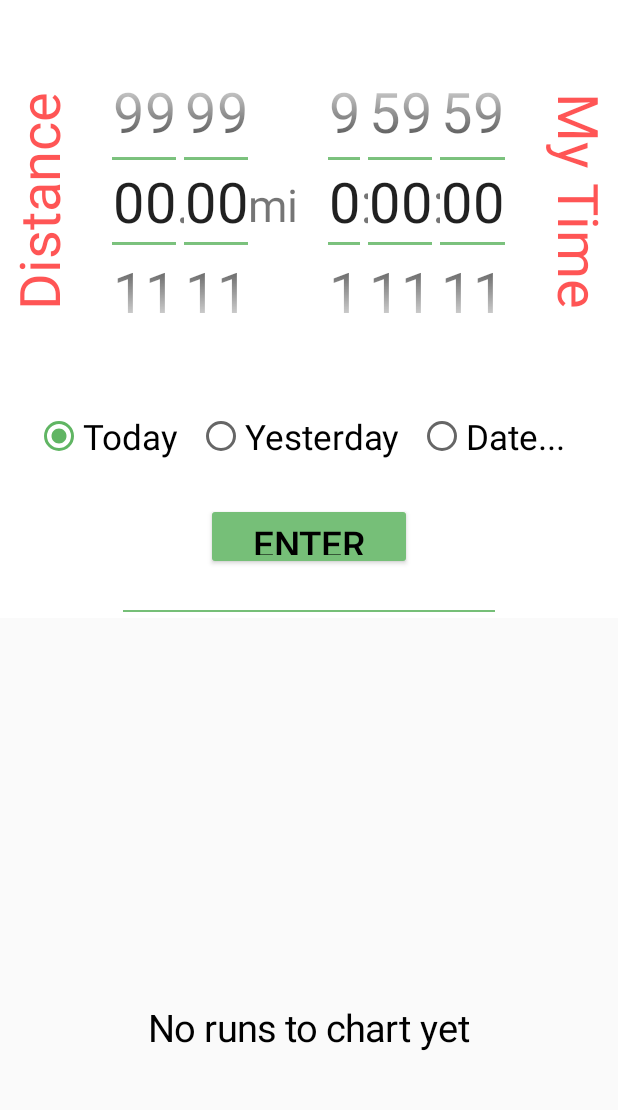
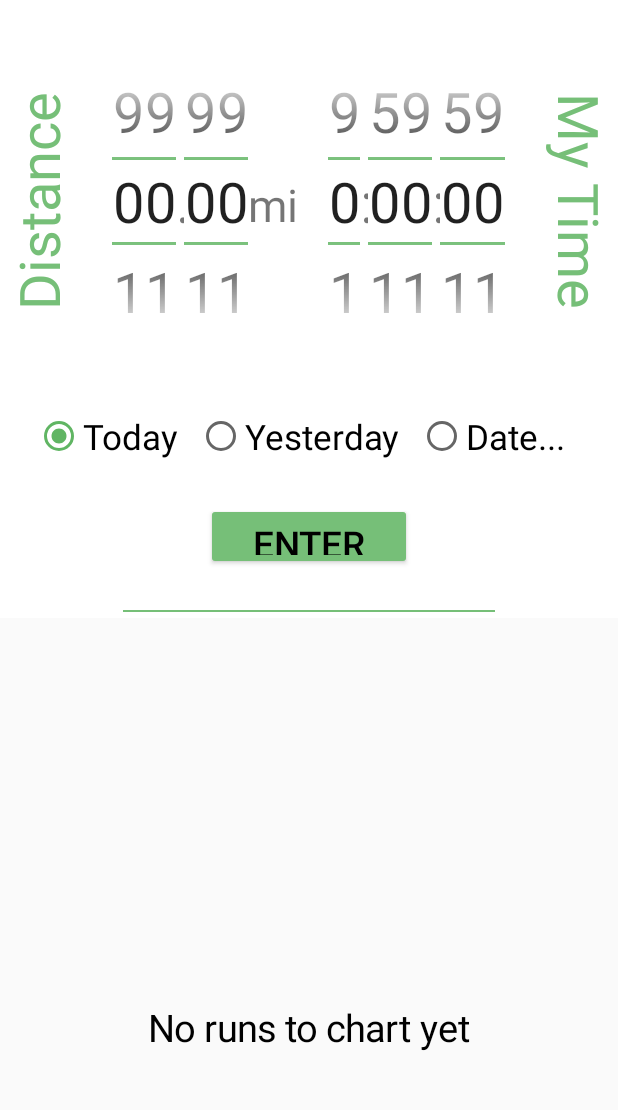
Before and after one commit to goodkode/SimpleRunTracker, an Android app: the screen it shows after launch (MainActivity), on a phone screen of 412 x 824 dp, the part 84-1194 px from its top. Run offline under Robolectric (Android 15) with nearby library versions, the phone set to English and light mode, and no system bars.

Commit message:
changed to green text

```diff
--- a/app/src/main/java/net/takoli/simpleruntracker/VerticalTextView.java
+++ b/app/src/main/java/net/takoli/simpleruntracker/VerticalTextView.java
@@ -9,9 +9,11 @@ import android.widget.TextView;
 
 public class VerticalTextView extends TextView {
 	final boolean topDown;
+	final int green;
 
 	public VerticalTextView(Context context, AttributeSet attrs) {
 		super(context, attrs);
+		green = getResources().getColor(R.color.green_light);
 		final int gravity = getGravity();
 		if (Gravity.isVertical(gravity)
 				&& (gravity & Gravity.VERTICAL_GRAVITY_MASK) == Gravity.BOTTOM) {
@@ -31,7 +33,7 @@ public class VerticalTextView extends TextView {
 	@Override
 	protected void onDraw(Canvas canvas) {
 		TextPaint textPaint = getPaint();
-		textPaint.setColor(getCurrentTextColor());
+		textPaint.setColor(green);
 		textPaint.drawableState = getDrawableState();
 		canvas.save();
 		if (topDown) {
```
